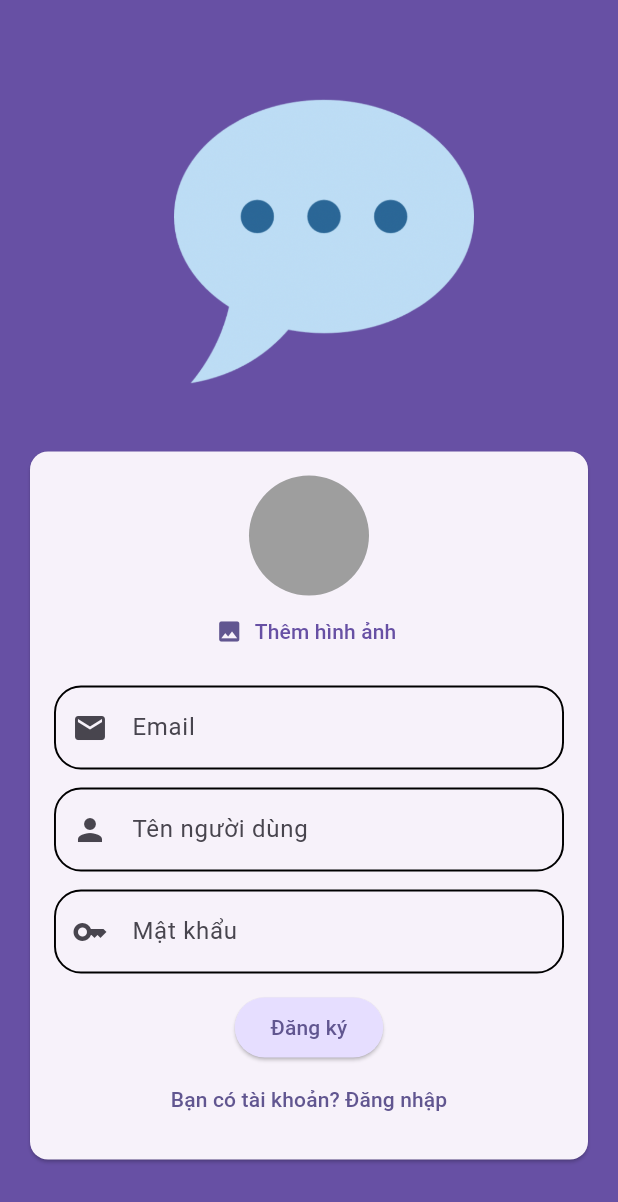
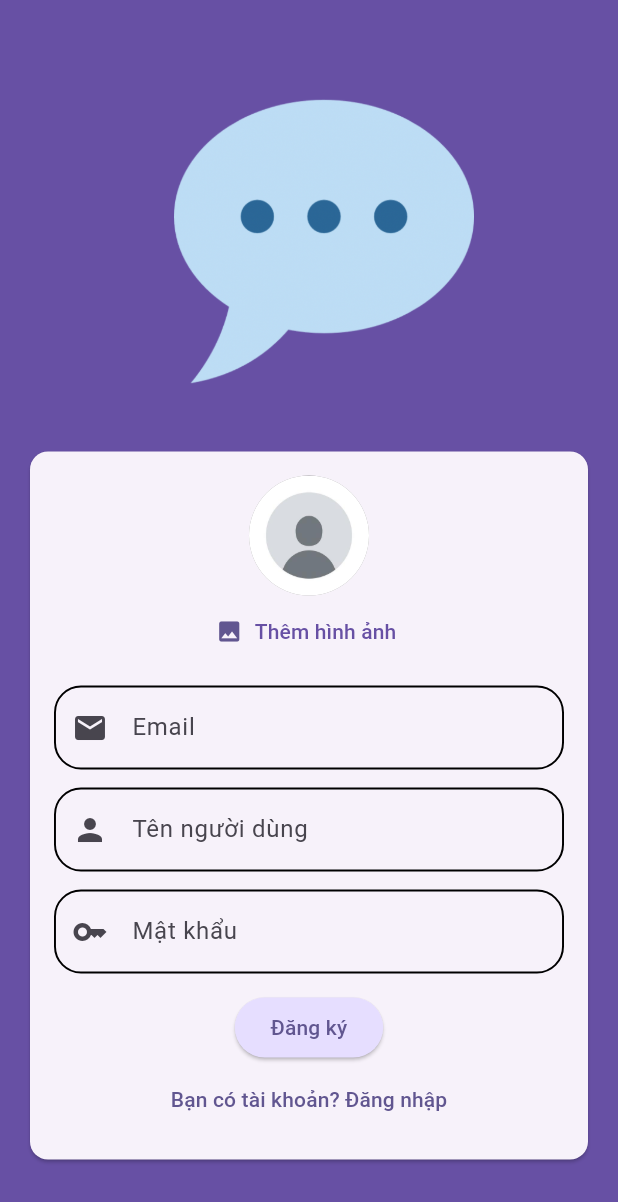
Before and after one commit to nmd1406/Flutter-Chat-App, a Flutter app: the screen it shows after launch, after a tap on "Đăng nhập", after a tap on "Tạo tài khoản", on a phone screen of 412 x 824 dp. Shown: the top 1202 px of the screen. Run offline on Flutter 3.47's test engine with Material 3 defaults, Android fonts, the light colour scheme and no system bars; our stand-ins replace cloud_firestore, firebase_auth, firebase_core, firebase_storage, image_picker; missing offline and left inert: firebase_app_check; accounts and stored records are empty.

Commit message:
default avatar

```diff
--- a/lib/widgets/user_image_picker.dart
+++ b/lib/widgets/user_image_picker.dart
@@ -43,8 +43,10 @@ class _UserImagePickerState extends State<UserImagePicker> {
         CircleAvatar(
           radius: 40,
           backgroundColor: Colors.grey,
-          foregroundImage:
-              _pickedImageFile != null ? FileImage(_pickedImageFile!) : null,
+          foregroundImage: _pickedImageFile != null
+              ? FileImage(_pickedImageFile!)
+              : AssetImage(
+                  "assets/images/default-avatar-profile-icon-of-social-media-user-vector.jpg"),
         ),
         TextButton.icon(
           onPressed: _pickImage,
```
